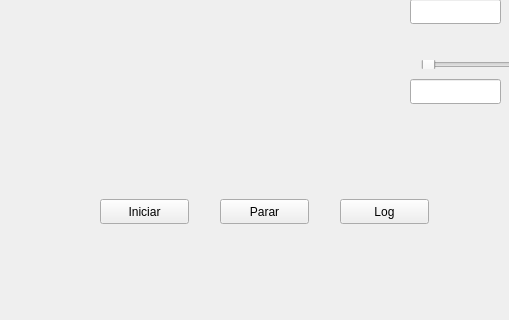
Before: the Qt Designer form SSL-F180/Controle/Brennand/brennand.ui in maracatronics/autonomos_coletivos, drawn with Qt 5; both pictures show x 470 to 979 and y 448 to 768 of the 1366 by 768 pixel window.
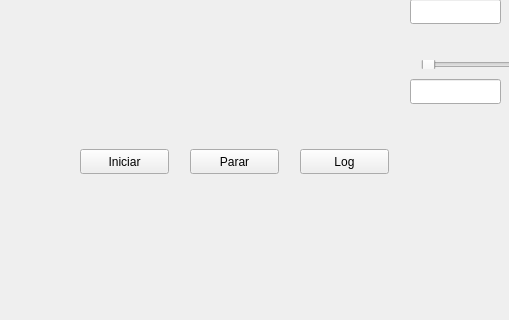
After: the same form once the commit is applied. Icons and pictures are not drawn.

Commit message: Brennand funcionando para 1 Robo com CRC

The edit to the form file:
```diff
--- a/SSL-F180/Controle/Brennand/brennand.ui
+++ b/SSL-F180/Controle/Brennand/brennand.ui
@@ -38,8 +38,8 @@
     </property>
     <property name="geometry">
      <rect>
-      <x>570</x>
-      <y>630</y>
+      <x>550</x>
+      <y>580</y>
       <width>89</width>
       <height>25</height>
      </rect>
@@ -276,8 +276,8 @@
     </property>
     <property name="geometry">
      <rect>
-      <x>690</x>
-      <y>630</y>
+      <x>660</x>
+      <y>580</y>
       <width>89</width>
       <height>25</height>
      </rect>
@@ -1231,8 +1231,8 @@
     </property>
     <property name="geometry">
      <rect>
-      <x>810</x>
-      <y>630</y>
+      <x>770</x>
+      <y>580</y>
       <width>89</width>
       <height>25</height>
      </rect>
```
The commit also changes 4 other files.
